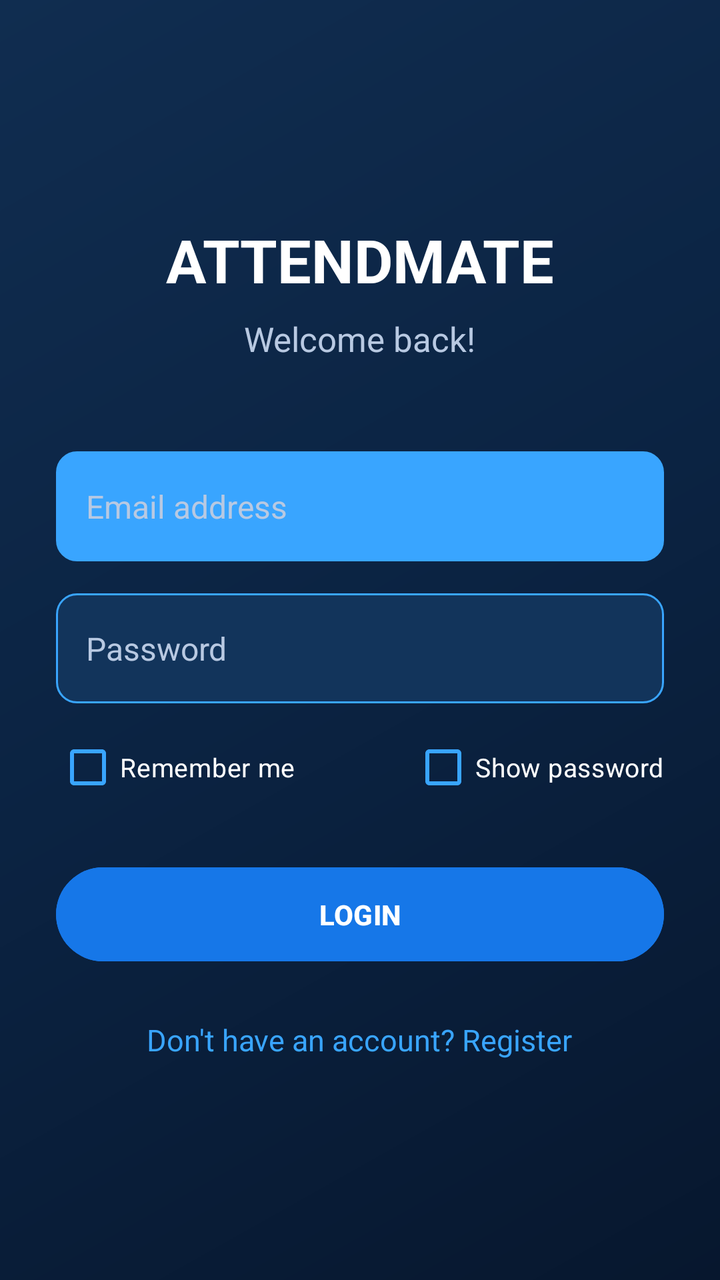
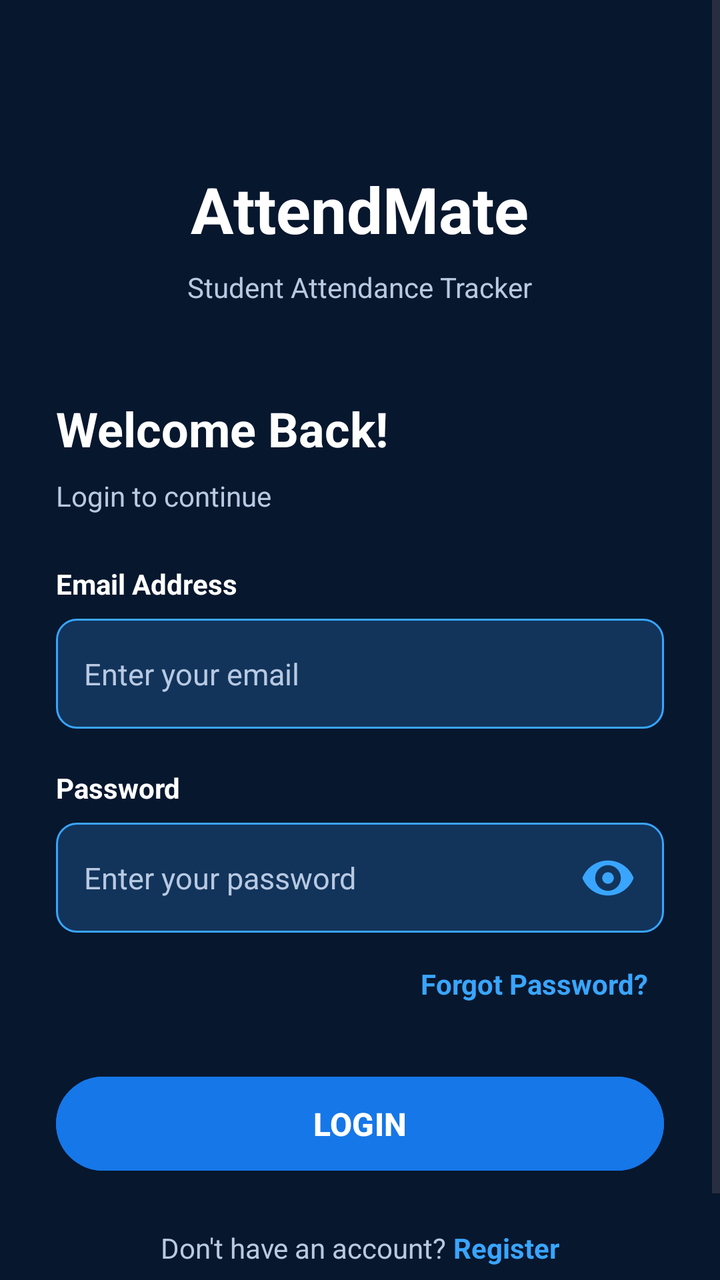

The first picture is an Android layout as it rendered before a commit; the second is the same layout after the commit. The layout source and the unified diff follow.
<!-- AndroidManifest.xml: application theme Theme.AttendMate -->
<!-- res/layout/activity_login.xml -->
<?xml version="1.0" encoding="utf-8"?>
<ScrollView xmlns:android="http://schemas.android.com/apk/res/android"
    android:layout_width="match_parent"
    android:layout_height="match_parent"
    android:background="@drawable/bg_dashboard"
    android:fillViewport="true">

    <LinearLayout
        android:layout_width="match_parent"
        android:layout_height="wrap_content"
        android:gravity="center"
        android:orientation="vertical"
        android:padding="28dp">

        <TextView
            android:layout_width="wrap_content"
            android:layout_height="wrap_content"
            android:text="ATTENDMATE"
            android:textColor="#FFFFFF"
            android:textSize="30sp"
            android:textStyle="bold" />

        <TextView
            android:layout_width="wrap_content"
            android:layout_height="wrap_content"
            android:layout_marginTop="8dp"
            android:text="Welcome back!"
            android:textColor="#B8C9E2"
            android:textSize="17sp" />

        
        <AutoCompleteTextView
            android:id="@+id/emailInput"
            android:layout_width="match_parent"
            android:layout_height="55dp"
            android:layout_marginTop="45dp"
            android:backgroundTint="#39A5FF"
            android:background="@drawable/bg_login_input"
            android:hint="Email address"
            android:inputType="textEmailAddress"
            android:padding="15dp"
            android:singleLine="true"
            android:textColor="#FFFFFF"
            android:textColorHint="#B8C9E2"
            android:textSize="16sp" />

        
        <EditText
            android:id="@+id/passwordInput"
            android:layout_width="match_parent"
            android:layout_height="55dp"
            android:layout_marginTop="16dp"
            android:background="@drawable/bg_login_input"
            android:hint="Password"
            android:inputType="textPassword"
            android:padding="15dp"
            android:singleLine="true"
            android:textColor="#FFFFFF"
            android:textColorHint="#B8C9E2"
            android:textSize="16sp" />

        
        <LinearLayout
            android:layout_width="match_parent"
            android:layout_height="wrap_content"
            android:layout_marginTop="8dp"
            android:gravity="center_vertical"
            android:orientation="horizontal">

            <CheckBox
                android:id="@+id/rememberMeCheck"
                android:layout_width="0dp"
                android:layout_height="wrap_content"
                android:layout_weight="1"
                android:buttonTint="#39A5FF"
                android:text="Remember me"
                android:textColor="#FFFFFF"
                android:textSize="13sp" />

            <CheckBox
                android:id="@+id/showPasswordCheck"
                android:layout_width="wrap_content"
                android:layout_height="wrap_content"
                android:buttonTint="#39A5FF"
                android:text="Show password"
                android:textColor="#FFFFFF"
                android:textSize="13sp" />

        </LinearLayout>

        
        <Button
            android:id="@+id/loginButton"
            android:layout_width="match_parent"
            android:layout_height="55dp"
            android:layout_marginTop="22dp"
            android:backgroundTint="#1677E8"
            android:text="LOGIN"
            android:textColor="#FFFFFF"
            android:textStyle="bold" />

        
        <TextView
            android:id="@+id/registerLink"
            android:layout_width="wrap_content"
            android:layout_height="wrap_content"
            android:layout_marginTop="25dp"
            android:text="Don't have an account? Register"
            android:textColor="#39A5FF"
            android:textSize="15sp" />

    </LinearLayout>
</ScrollView>
<!-- resources referenced by this layout -->
<resources>
  <!-- drawable bg_dashboard (drawable) -->
  <?xml version="1.0" encoding="utf-8"?>
  <shape xmlns:android="http://schemas.android.com/apk/res/android">
      <gradient
          android:startColor="#07172E"
          android:centerColor="#0B2342"
          android:endColor="#102D50"
          android:angle="135" />
  </shape>
  <!-- drawable bg_login_input (drawable) -->
  <?xml version="1.0" encoding="utf-8"?>
  <shape xmlns:android="http://schemas.android.com/apk/res/android"
      android:shape="rectangle">
  
      <solid android:color="#12345B" />
  
      <corners android:radius="10dp" />
  
      <stroke
          android:width="1dp"
          android:color="#39A5FF" />
  
      <padding
          android:left="4dp"
          android:right="4dp" />
  
  </shape>
  <style name="Theme.AttendMate" parent="Base.Theme.AttendMate" />
  <style name="Base.Theme.AttendMate" parent="Theme.Material3.DayNight.NoActionBar">
          
          
      </style>
</resources>

<!-- the commit's change to res/layout/activity_login.xml (unified diff, before → after) -->
@@ -2,112 +2,169 @@
 <ScrollView xmlns:android="http://schemas.android.com/apk/res/android"
     android:layout_width="match_parent"
     android:layout_height="match_parent"
-    android:background="@drawable/bg_dashboard"
+    android:background="#07172E"
     android:fillViewport="true">
 
     <LinearLayout
         android:layout_width="match_parent"
         android:layout_height="wrap_content"
-        android:gravity="center"
         android:orientation="vertical"
+        android:gravity="center_horizontal"
         android:padding="28dp">
 
         <TextView
             android:layout_width="wrap_content"
             android:layout_height="wrap_content"
-            android:text="ATTENDMATE"
+            android:text="AttendMate"
             android:textColor="#FFFFFF"
-            android:textSize="30sp"
-            android:textStyle="bold" />
+            android:textSize="32sp"
+            android:textStyle="bold"
+            android:layout_marginTop="55dp" />
 
         <TextView
             android:layout_width="wrap_content"
             android:layout_height="wrap_content"
+            android:text="Student Attendance Tracker"
+            android:textColor="#B8C9E2"
+            android:textSize="14sp"
             android:layout_marginTop="8dp"
-            android:text="Welcome back!"
+            android:layout_marginBottom="45dp" />
+
+        <TextView
+            android:layout_width="match_parent"
+            android:layout_height="wrap_content"
+            android:text="Welcome Back!"
+            android:textColor="#FFFFFF"
+            android:textSize="24sp"
+            android:textStyle="bold"
+            android:layout_marginBottom="8dp" />
+
+        <TextView
+            android:layout_width="match_parent"
+            android:layout_height="wrap_content"
+            android:text="Login to continue"
             android:textColor="#B8C9E2"
-            android:textSize="17sp" />
+            android:textSize="14sp"
+            android:layout_marginBottom="25dp" />
 
-        
+        <TextView
+            android:layout_width="match_parent"
+            android:layout_height="wrap_content"
+            android:text="Email Address"
+            android:textColor="#FFFFFF"
+            android:textSize="14sp"
+            android:textStyle="bold"
+            android:layout_marginBottom="8dp" />
+
         <AutoCompleteTextView
             android:id="@+id/emailInput"
             android:layout_width="match_parent"
             android:layout_height="55dp"
-            android:layout_marginTop="45dp"
-            android:backgroundTint="#39A5FF"
             android:background="@drawable/bg_login_input"
-            android:hint="Email address"
+            android:hint="Enter your email"
             android:inputType="textEmailAddress"
-            android:padding="15dp"
-            android:singleLine="true"
+            android:padding="14dp"
             android:textColor="#FFFFFF"
             android:textColorHint="#B8C9E2"
-            android:textSize="16sp" />
+            android:textSize="15sp"
+            android:singleLine="true" />
 
-        
-        <EditText
-            android:id="@+id/passwordInput"
-            android:layout_width="match_parent"
-            android:layout_height="55dp"
-            android:layout_marginTop="16dp"
-            android:background="@drawable/bg_login_input"
-            android:hint="Password"
-            android:inputType="textPassword"
-            android:padding="15dp"
-            android:singleLine="true"
-            android:textColor="#FFFFFF"
-            android:textColorHint="#B8C9E2"
-            android:textSize="16sp" />
-
-        
-        <LinearLayout
+        <TextView
             android:layout_width="match_parent"
             android:layout_height="wrap_content"
-            android:layout_marginTop="8dp"
-            android:gravity="center_vertical"
-            android:orientation="horizontal">
+            android:text="Password"
+            android:textColor="#FFFFFF"
+            android:textSize="14sp"
+            android:textStyle="bold"
+            android:layout_marginTop="20dp"
+            android:layout_marginBottom="8dp" />
 
-            <CheckBox
-                android:id="@+id/rememberMeCheck"
-                android:layout_width="0dp"
-                android:layout_height="wrap_content"
-                android:layout_weight="1"
-                android:buttonTint="#39A5FF"
-                android:text="Remember me"
+        <FrameLayout
+            android:layout_width="match_parent"
+            android:layout_height="55dp">
+
+            <EditText
+                android:id="@+id/passwordInput"
+                android:layout_width="match_parent"
+                android:layout_height="match_parent"
+                android:background="@drawable/bg_login_input"
+                android:hint="Enter your password"
+                android:inputType="textPassword"
+                android:paddingStart="14dp"
+                android:paddingEnd="58dp"
                 android:textColor="#FFFFFF"
-                android:textSize="13sp" />
+                android:textColorHint="#B8C9E2"
+                android:textSize="15sp"
+                android:singleLine="true" />
 
-            <CheckBox
-                android:id="@+id/showPasswordCheck"
-                android:layout_width="wrap_content"
-                android:layout_height="wrap_content"
-                android:buttonTint="#39A5FF"
-                android:text="Show password"
-                android:textColor="#FFFFFF"
-                android:textSize="13sp" />
+            <ImageButton
+                android:id="@+id/showPasswordIcon"
+                android:layout_width="56dp"
+                android:layout_height="match_parent"
+                android:layout_gravity="end|center_vertical"
+                android:background="@android:color/transparent"
+                android:src="@drawable/ic_visibility"
+                android:scaleType="centerInside"
+                android:padding="10dp"
+                android:contentDescription="Show password"
+                android:clickable="true"
+                android:focusable="true" />
 
-        </LinearLayout>
+        </FrameLayout>
 
-        
+        <TextView
+            android:id="@+id/forgotPasswordText"
+            android:layout_width="wrap_content"
+            android:layout_height="wrap_content"
+            android:text="Forgot Password?"
+            android:textColor="#39A5FF"
+            android:textSize="14sp"
+            android:textStyle="bold"
+            android:clickable="true"
+            android:focusable="true"
+            android:padding="8dp"
+            android:layout_gravity="end"
+            android:layout_marginTop="8dp" />
+
         <Button
             android:id="@+id/loginButton"
             android:layout_width="match_parent"
             android:layout_height="55dp"
-            android:layout_marginTop="22dp"
-            android:backgroundTint="#1677E8"
             android:text="LOGIN"
             android:textColor="#FFFFFF"
-            android:textStyle="bold" />
+            android:textSize="16sp"
+            android:textStyle="bold"
+            android:backgroundTint="#1677E8"
+            android:layout_marginTop="25dp" />
 
-        
-        <TextView
-            android:id="@+id/registerLink"
+        <LinearLayout
             android:layout_width="wrap_content"
             android:layout_height="wrap_content"
+            android:orientation="horizontal"
+            android:gravity="center"
             android:layout_marginTop="25dp"
-            android:text="Don't have an account? Register"
-            android:textColor="#39A5FF"
-            android:textSize="15sp" />
+            android:layout_marginBottom="25dp">
+
+            <TextView
+                android:layout_width="wrap_content"
+                android:layout_height="wrap_content"
+                android:text="Don't have an account? "
+                android:textColor="#B8C9E2"
+                android:textSize="14sp" />
+
+            <TextView
+                android:id="@+id/registerLink"
+                android:layout_width="wrap_content"
+                android:layout_height="wrap_content"
+                android:text="Register"
+                android:textColor="#39A5FF"
+                android:textSize="14sp"
+                android:textStyle="bold"
+                android:clickable="true"
+                android:focusable="true" />
+
+        </LinearLayout>
 
     </LinearLayout>
+
 </ScrollView>
<!-- resource entries referenced after the edit -->
@@ -1,14 +1,5 @@
 <!-- resources referenced by this layout -->
 <resources>
-  <!-- drawable bg_dashboard (drawable) -->
-  <?xml version="1.0" encoding="utf-8"?>
-  <shape xmlns:android="http://schemas.android.com/apk/res/android">
-      <gradient
-          android:startColor="#07172E"
-          android:centerColor="#0B2342"
-          android:endColor="#102D50"
-          android:angle="135" />
-  </shape>
   <!-- drawable bg_login_input (drawable) -->
   <?xml version="1.0" encoding="utf-8"?>
   <shape xmlns:android="http://schemas.android.com/apk/res/android"
@@ -27,6 +18,17 @@
           android:right="4dp" />
   
   </shape>
+  <!-- drawable ic_visibility (drawable) -->
+  <vector xmlns:android="http://schemas.android.com/apk/res/android"
+      android:width="28dp"
+      android:height="28dp"
+      android:viewportWidth="24"
+      android:viewportHeight="24">
+  
+      <path
+          android:fillColor="#39A5FF"
+          android:pathData="M12,4.5C7,4.5 2.73,7.61 1,12c1.73,4.39 6,7.5 11,7.5s9.27,-3.11 11,-7.5c-1.73,-4.39 -6,-7.5 -11,-7.5zM12,17.5a5.5,5.5 0,1 1,0 -11,5.5 5.5,0 0,1 0,11zM12,14.5a2.5,2.5 0,1 0,0 -5,2.5 2.5,0 0,0 0,5z"/>
+  </vector>
   <style name="Theme.AttendMate" parent="Base.Theme.AttendMate" />
   <style name="Base.Theme.AttendMate" parent="Theme.Material3.DayNight.NoActionBar">
           
